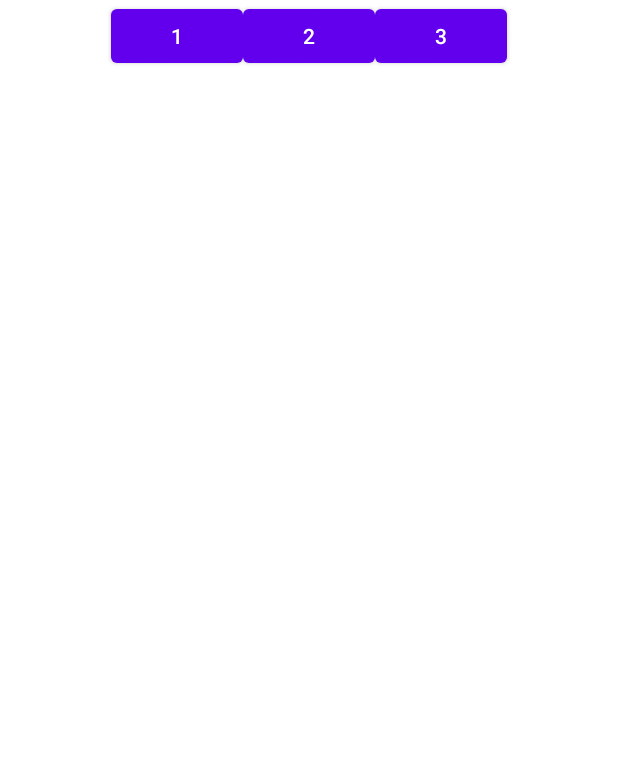
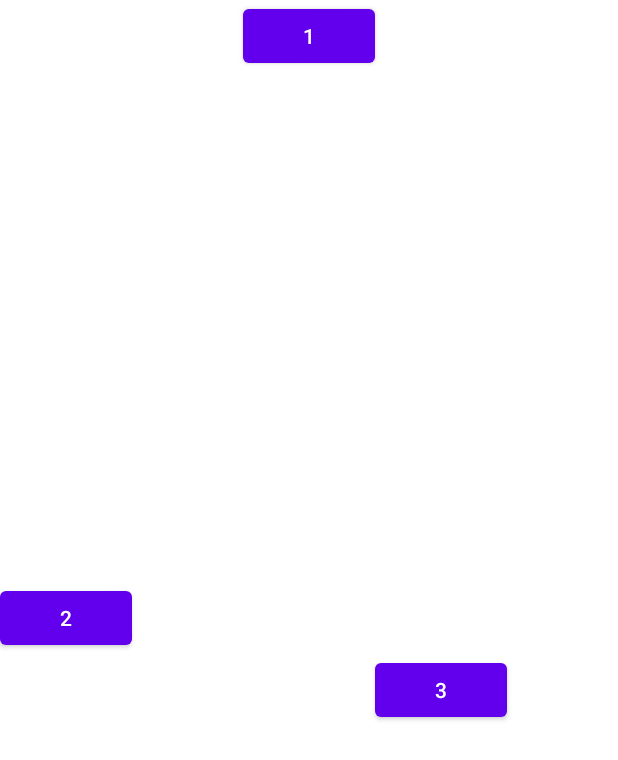
Before and after one commit to IgorDmitrievNZ/NasaApp, an Android app: the fragment ConstraintFragment placed in its activity, on a phone screen of 412 x 824 dp. Shown: the top 760 px of the screen. Run offline under Robolectric (Android 15) with nearby library versions, the phone set to English and light mode, and no system bars; pictures from the network do not load; Roboto replaces fonts that are not available here.

Commit message:
lesson 4 barrier

```diff
--- a/app/src/main/res/layout/fragment_constraint.xml
+++ b/app/src/main/res/layout/fragment_constraint.xml
@@ -3,6 +3,20 @@
     android:layout_width="match_parent"
     android:layout_height="match_parent"
     android:orientation="vertical">
+
+    <androidx.constraintlayout.widget.Barrier
+        android:id="@+id/barrierH"
+        android:layout_width="0dp"
+        android:layout_height="0dp"
+        app:barrierDirection="end"
+        app:constraint_referenced_ids="materialButton1,materialButton2" />
+
+    <androidx.constraintlayout.widget.Barrier
+        android:id="@+id/barrierV"
+        android:layout_width="0dp"
+        android:layout_height="0dp"
+        app:barrierDirection="bottom"
+        app:constraint_referenced_ids="materialButton1,materialButton2" />
 
 
     <com.google.android.material.button.MaterialButton
@@ -10,11 +24,7 @@
         android:layout_width="wrap_content"
         android:layout_height="wrap_content"
         android:text="1"
-
         app:layout_constraintEnd_toEndOf="parent"
-        app:layout_constraintEnd_toStartOf="@+id/materialButton2"
-        app:layout_constraintHorizontal_bias="0.5"
-        app:layout_constraintHorizontal_chainStyle="packed"
         app:layout_constraintStart_toStartOf="parent"
         app:layout_constraintTop_toTopOf="parent" />
 
@@ -23,15 +33,15 @@
         android:layout_width="wrap_content"
         android:layout_height="wrap_content"
         android:text="2"
-        app:layout_constraintEnd_toStartOf="@+id/materialButton3"
-        app:layout_constraintStart_toEndOf="@+id/materialButton1" />
+        app:layout_constraintBottom_toBottomOf="parent"
+        app:layout_constraintTop_toTopOf="parent" />
 
     <com.google.android.material.button.MaterialButton
         android:id="@+id/materialButton3"
         android:layout_width="wrap_content"
         android:layout_height="wrap_content"
         android:text="3"
-        app:layout_constraintEnd_toEndOf="parent"
-        app:layout_constraintStart_toEndOf="@+id/materialButton2" />
+        app:layout_constraintStart_toStartOf="@id/barrierH"
+        app:layout_constraintTop_toBottomOf="@id/barrierV" />
 
 </androidx.constraintlayout.widget.ConstraintLayout>
```
